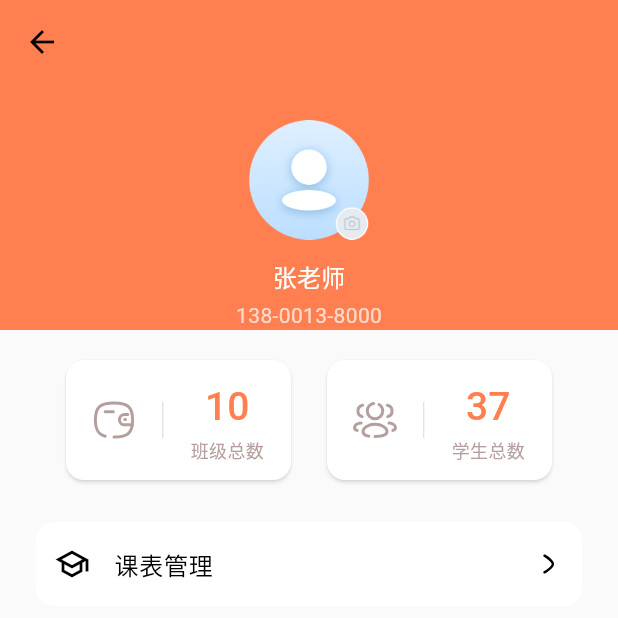
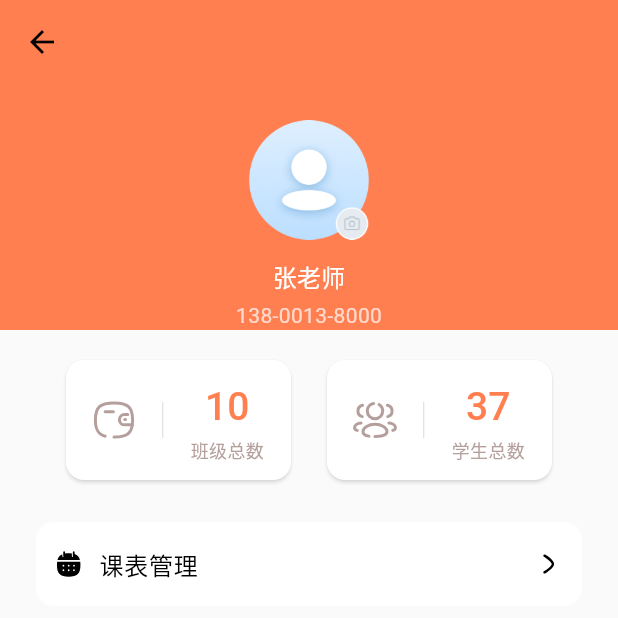
Before and after one commit to lsliangshan/wingapp, a Flutter app: the ProfileView screen opened by its route, on a phone screen of 412 x 824 dp, the top half of it. Run offline on Flutter 3.47's test engine with Material 3 defaults, Android fonts, the phone set to English and light mode, and no system bars; our stand-ins replace animated_bottom_navigation_bar, event_bus, flutter_svg, get, shared_preferences; missing offline and left inert: dingtalk_auth, extended_tabs; accounts and stored records are empty.

Commit message:
no message

```diff
--- a/lib/app/modules/profile/views/profile_view.dart
+++ b/lib/app/modules/profile/views/profile_view.dart
@@ -221,7 +221,12 @@ class ProfileView extends GetView<ProfileController> {
                     vertical: 8,
                   ),
                   child: ListTile(
-                    leading: const Icon(Icons.school_outlined),
+                    leading: SvgPicture.asset(
+                      'assets/svgs/tab_schedule_selected.svg',
+                      width: 20,
+                      height: 20,
+                    ),
+                    horizontalTitleGap: 6,
                     title: const Text('课表管理'),
                     contentPadding: EdgeInsets.symmetric(
                       horizontal: 12,
```
